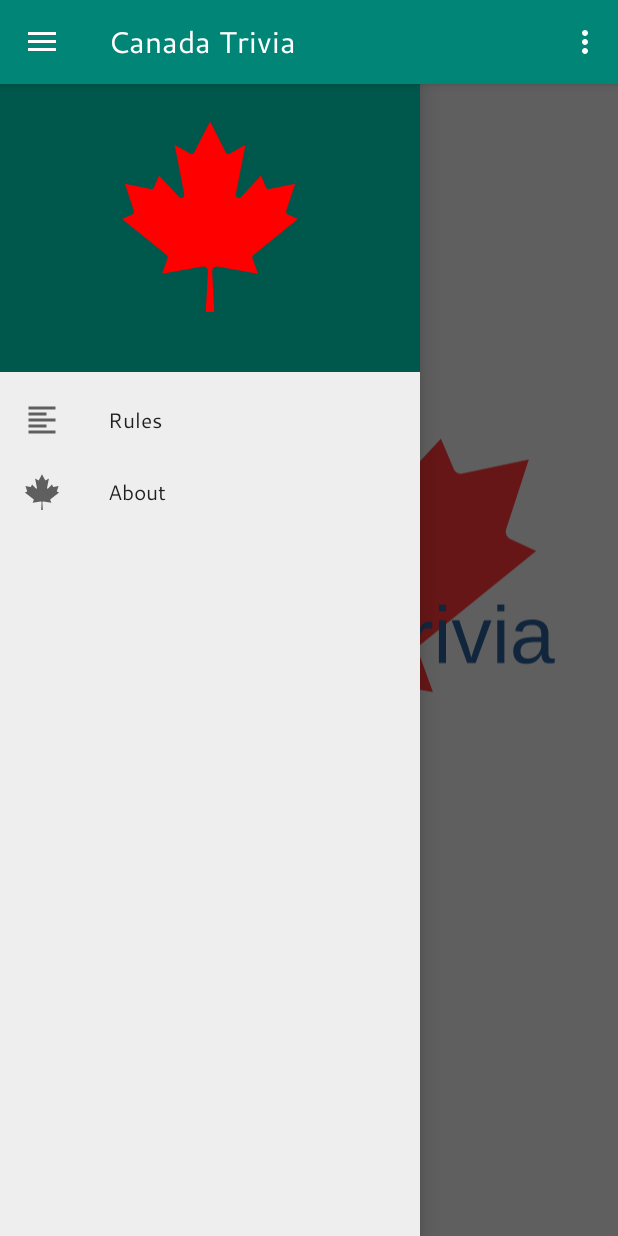
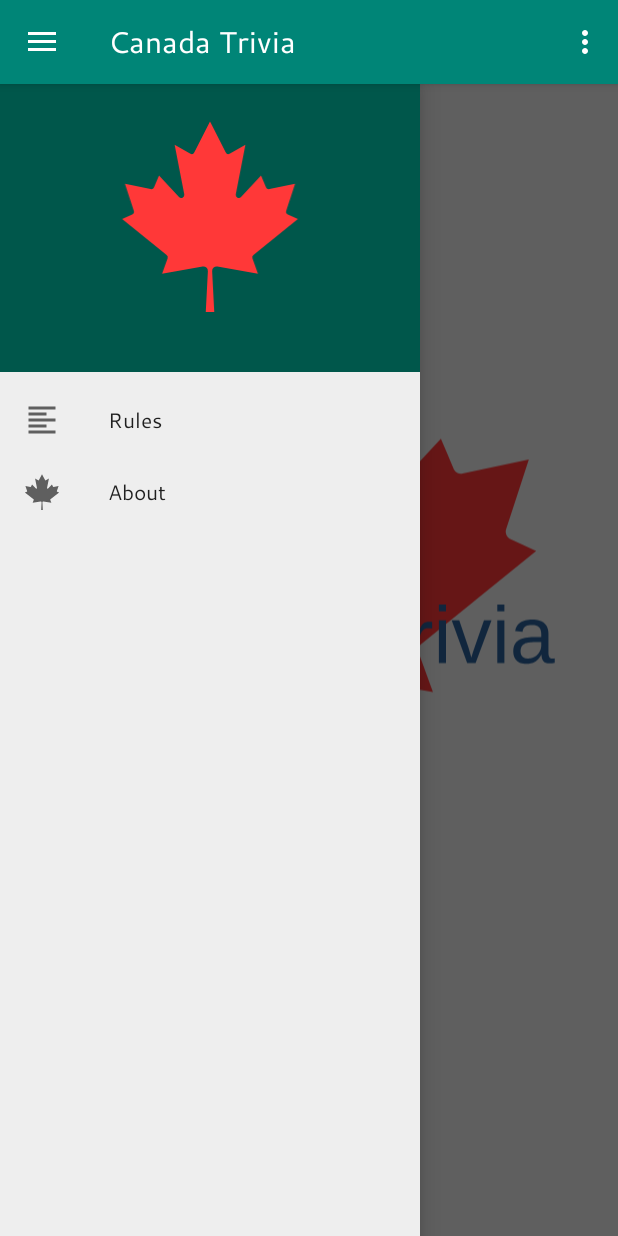
Before and after one commit to add-more-tabasco/canada-trivia, an Android app: the screen it shows after launch (MainActivity), with the side drawer open, on a phone screen of 412 x 824 dp. Run offline under Robolectric (Android 15) with nearby library versions, the phone set to English and light mode, and no system bars; our stand-ins replace data binding, navigation-ui; 1 statement that could not run was skipped.

Commit message:
adjust dark mode colors - about icon, nav header

```diff
--- a/app/src/main/res/drawable/nav_header.xml
+++ b/app/src/main/res/drawable/nav_header.xml
@@ -5,5 +5,5 @@
     android:viewportHeight="4061">
   <path
       android:pathData="m1863,4061 l45,-863a95,95 0,0 0,-111 -98l-859,151 116,-320a65,65 0,0 0,-20 -73l-941,-762 212,-99a65,65 0,0 0,34 -79l-186,-572 542,115a65,65 0,0 0,73 -38l105,-247 423,454a65,65 0,0 0,111 -57l-204,-1052 327,189a65,65 0,0 0,91 -27l332,-652 332,652a65,65 0,0 0,91 27l327,-189 -204,1052a65,65 0,0 0,111 57l423,-454 105,247a65,65 0,0 0,73 38l542,-115 -186,572a65,65 0,0 0,34 79l212,99 -941,762a65,65 0,0 0,-20 73l116,320 -859,-151a95,95 0,0 0,-111 98l45,863z"
-      android:fillColor="#f00"/>
+      android:fillColor="@color/vectorLeafFillColor"/>
 </vector>
```
Also changed, not shown: app/src/main/res/drawable/about_canada_trivia.xml (+5 -5 lines).
